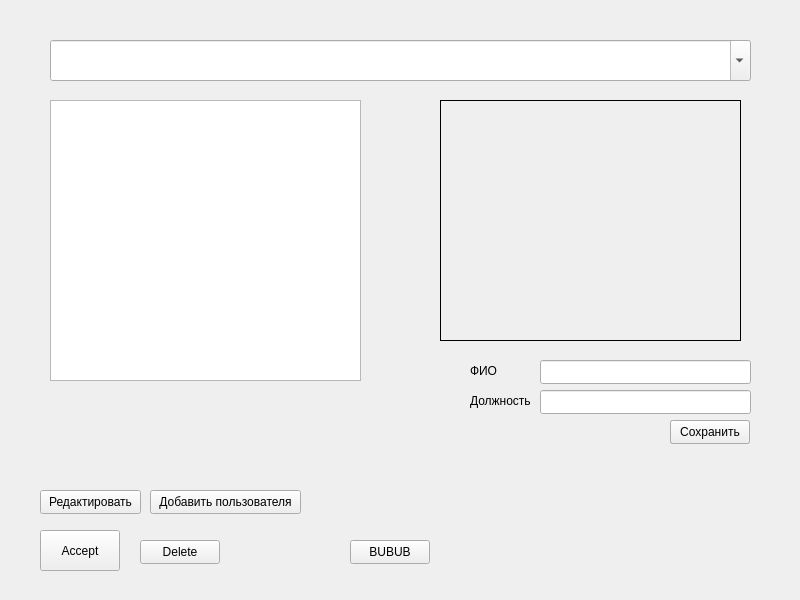
First picture: the form in widget.ui, repository lifeaborted/staffCard, before the edit.
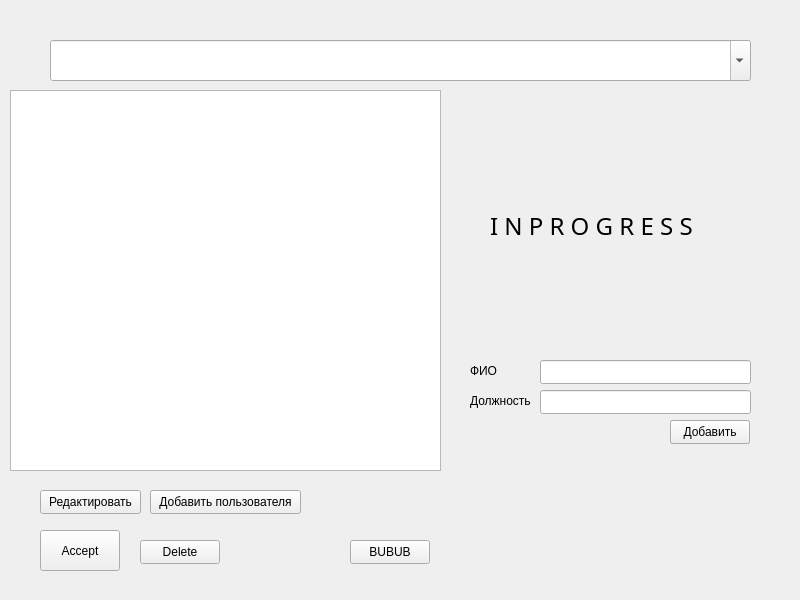
Second picture: the form after the edit. Icons and pictures are not drawn.

```diff
--- a/widget.ui
+++ b/widget.ui
@@ -104,14 +104,14 @@
   <widget class="QLabel" name="label">
    <property name="geometry">
     <rect>
-     <x>440</x>
-     <y>100</y>
-     <width>301</width>
-     <height>241</height>
+     <x>490</x>
+     <y>130</y>
+     <width>261</width>
+     <height>191</height>
     </rect>
    </property>
    <property name="frameShape">
-    <enum>QFrame::Box</enum>
+    <enum>QFrame::NoFrame</enum>
    </property>
    <property name="text">
     <string/>
@@ -176,7 +176,7 @@
     </rect>
    </property>
    <property name="text">
-    <string>Сохранить</string>
+    <string>Обновить</string>
    </property>
   </widget>
   <widget class="QPushButton" name="saveButton_2">
@@ -189,7 +189,45 @@
     </rect>
    </property>
    <property name="text">
-    <string>Сохранить</string>
+    <string>Добавить</string>
+   </property>
+  </widget>
+  <widget class="QLabel" name="label_2">
+   <property name="geometry">
+    <rect>
+     <x>490</x>
+     <y>210</y>
+     <width>261</width>
+     <height>31</height>
+    </rect>
+   </property>
+   <property name="font">
+    <font>
+     <family>Viner Hand ITC</family>
+     <pointsize>18</pointsize>
+     <bold>false</bold>
+    </font>
+   </property>
+   <property name="autoFillBackground">
+    <bool>true</bool>
+   </property>
+   <property name="text">
+    <string>I N P R O G R E S S</string>
+   </property>
+  </widget>
+  <widget class="QTableView" name="tableView">
+   <property name="geometry">
+    <rect>
+     <x>10</x>
+     <y>90</y>
+     <width>431</width>
+     <height>381</height>
+    </rect>
+   </property>
+   <property name="font">
+    <font>
+     <pointsize>8</pointsize>
+    </font>
    </property>
   </widget>
  </widget>
```
Left out of the diff: 4 changed lines with no effect on the pictures.
